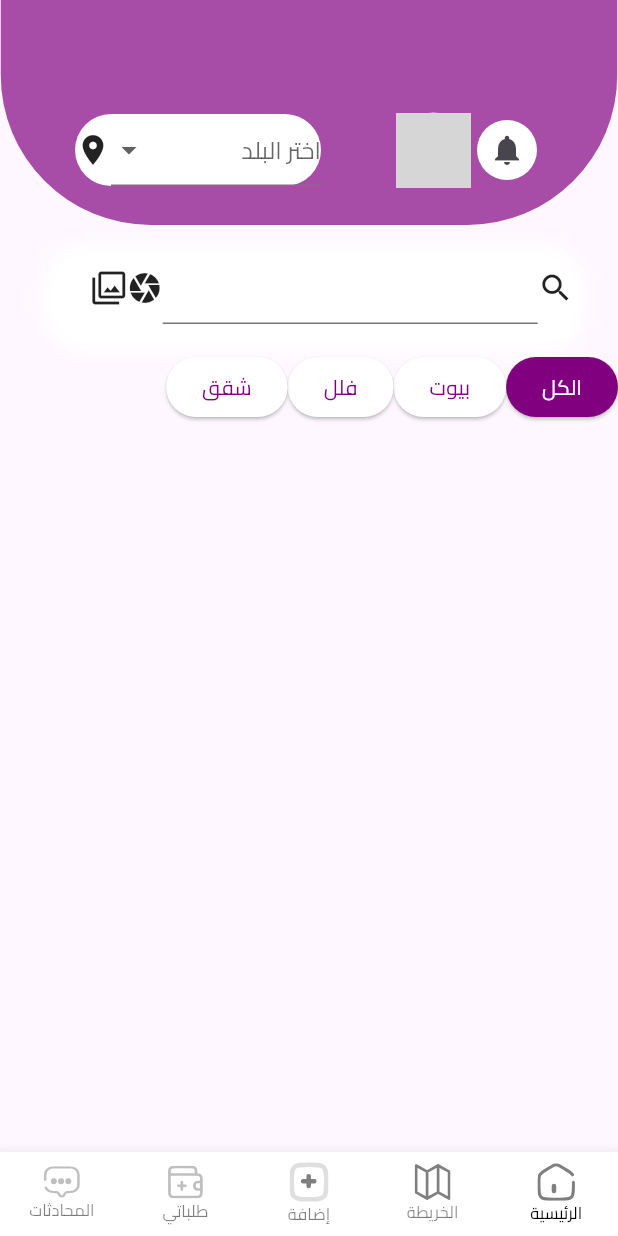
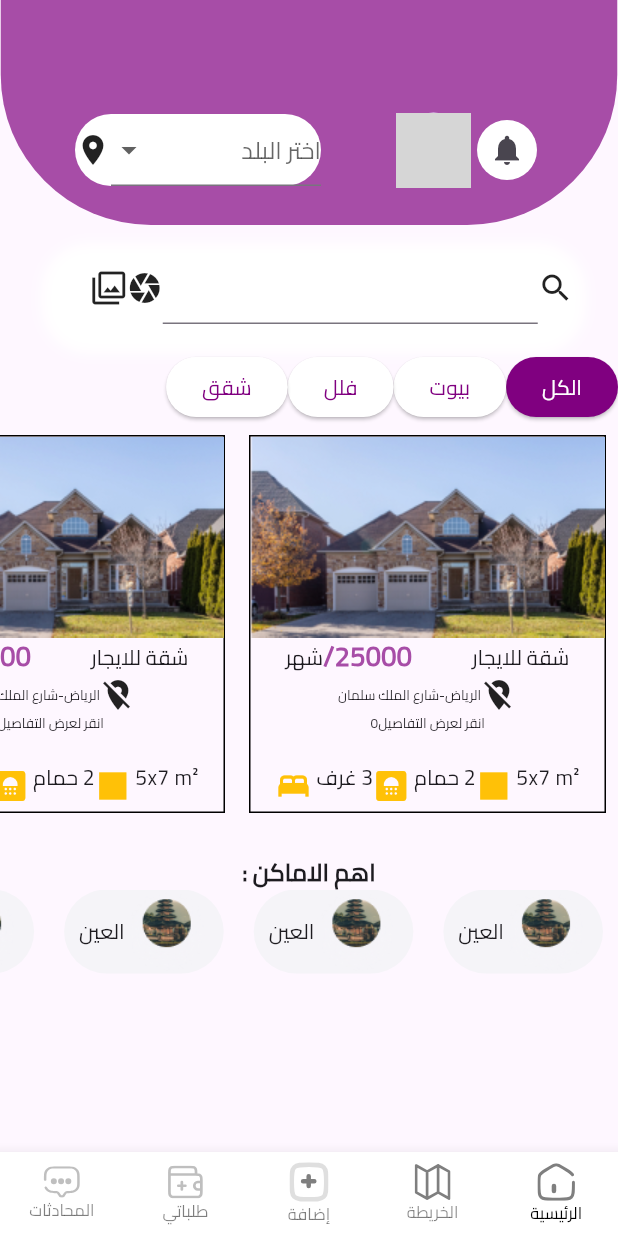
Before and after one commit to AYHM13x/nawy_app, a Flutter app: the screen it shows after launch, on a phone screen of 412 x 824 dp. Run offline on Flutter 3.47's test engine with Material 3 defaults, Android fonts, the phone set to English and light mode, and no system bars; our stand-ins replace dio, flutter_map, flutter_svg, gap, latlong2, modal_progress_hud_nsn; project files that could hold a hidden picture were left out; grey boxes are pictures that could not be loaded.

Commit message:
finish custom row places

```diff
--- a/lib/core/utlis/assets/app_images.dart
+++ b/lib/core/utlis/assets/app_images.dart
@@ -21,4 +21,6 @@ abstract class AppImages {
   static const signin = "$_basePath/log_in.svg";
   static const Sign_up = "$_basePath/Sign_up.svg";
   static const profileheade = "$_basePath/profileheade.svg";
+  static const homeItem = "$_basePath/homeItem.svg";
+  static const MaskGroup = "$_basePath/Mask Group (4).svg";
 }
--- a/lib/core/utlis/assets/font_styles.dart
+++ b/lib/core/utlis/assets/font_styles.dart
@@ -1,6 +1,10 @@
 import 'package:flutter/material.dart';
 
 abstract class FontStyles {
+  static const textStyle9Reg = TextStyle(
+    fontSize: 9,
+    fontWeight: FontWeight.w400,
+  );
   static const textStyle14Reg = TextStyle(
     fontSize: 14,
     fontWeight: FontWeight.w400,
--- a/lib/features/_2_home/presentation/views/bodies/first_page/first_page_body.dart
+++ b/lib/features/_2_home/presentation/views/bodies/first_page/first_page_body.dart
@@ -1,7 +1,10 @@
 import 'package:flutter/material.dart';
 import 'package:nawy_app/core/utlis/assets/app_colors.dart';
+import 'package:nawy_app/core/utlis/assets/font_styles.dart';
+import 'package:nawy_app/features/_2_home/presentation/views/bodies/first_page/widgets/Custom_List_View_Item.dart';
 import 'package:nawy_app/features/_2_home/presentation/views/bodies/first_page/widgets/custom_chose_bottom.dart';
 import 'package:nawy_app/features/_2_home/presentation/views/bodies/first_page/widgets/custom_head.dart';
+import 'package:nawy_app/features/_2_home/presentation/views/bodies/first_page/widgets/custom_places.dart';
 import 'package:nawy_app/features/_2_home/presentation/views/bodies/first_page/widgets/custom_searsh.dart';
 import 'package:nawy_app/features/_3_filter/bodies/filter_view_body.dart';
 import 'package:nawy_app/features/_3_filter/filter_view.dart';
@@ -21,7 +24,16 @@ class FirstPagebody extends StatelessWidget {
         SizedBox(
           height: 10,
         ),
-        customchosebotton()
+        customchosebotton(),
+        CustomListViewItem(),
+        SizedBox(
+          height: 20,
+        ),
+        Text(
+          "اهم الاماكن :",
+          style: FontStyles.textStyle16Bold,
+        ),
+        CustomPlaces()
       ],
     );
   }
--- /dev/null
+++ b/lib/features/_2_home/presentation/views/bodies/first_page/widgets/Custom_List_View_Item.dart
@@ -0,0 +1,50 @@
+import 'package:flutter/material.dart';
+import 'package:flutter_svg/flutter_svg.dart';
+import 'package:nawy_app/core/utlis/assets/app_images.dart';
+import 'package:nawy_app/core/utlis/assets/font_styles.dart';
+import 'package:nawy_app/features/_2_home/presentation/views/bodies/first_page/widgets/Custom%D9%8C_Row_Pecifications.dart';
+import 'package:nawy_app/features/_2_home/presentation/views/bodies/first_page/widgets/custom_Row_item.dart';
+import 'package:nawy_app/features/_2_home/presentation/views/bodies/first_page/widgets/custom_row_street.dart';
+
+class CustomListViewItem extends StatelessWidget {
+  const CustomListViewItem({super.key});
+
+  @override
+  Widget build(BuildContext context) {
+    return Container(
+      width: double.infinity,
+      height: 268,
+      child: ListView.builder(
+        scrollDirection: Axis.horizontal,
+        itemCount: 5,
+        itemBuilder: (context, index) {
+          return Padding(
+            padding: const EdgeInsets.all(8.0),
+            child: Container(
+              decoration: BoxDecoration(border: Border.all()),
+              child: Column(
+                children: [
+                  Image.asset(
+                      "assets/images/dillon-kydd-XGvwt544g8k-unsplash 1.png"),
+                  const customRowitem(),
+                  const customRowStreet(),
+                  const Text(
+                    "انقر لعرض التفاصيل0",
+                    style: FontStyles.textStyle9Reg,
+                  ),
+                  const Divider(
+                    endIndent: 100,
+                    indent: 100,
+                    thickness: 2,
+                    height: 20,
+                  ),
+                  Customspecifications()
+                ],
+              ),
+            ),
+          );
+        },
+      ),
+    );
+  }
+}
--- /dev/null
+++ b/lib/features/_2_home/presentation/views/bodies/first_page/widgets/Customٌ_Row_Pecifications.dart
@@ -0,0 +1,56 @@
+import 'package:flutter/material.dart';
+import 'package:flutter/widgets.dart';
+import 'package:nawy_app/core/utlis/assets/font_styles.dart';
+
+class Customspecifications extends StatelessWidget {
+  const Customspecifications({super.key});
+
+  @override
+  Widget build(BuildContext context) {
+    return const Row(
+      mainAxisAlignment: MainAxisAlignment.spaceBetween,
+      children: [
+        RowWidgetItem(
+          data: "5x7 m²",
+          icon: Icons.square,
+        ),
+        RowWidgetItem(
+          data: "2 حمام",
+          icon: Icons.bathroom,
+        ),
+        RowWidgetItem(
+          data: "3 غرف",
+          icon: Icons.bed,
+        ),
+      ],
+    );
+  }
+}
+
+class RowWidgetItem extends StatelessWidget {
+  const RowWidgetItem({super.key, required this.data, required this.icon});
+  final String data;
+  final IconData icon;
+  @override
+  Widget build(BuildContext context) {
+    return Row(
+      children: [
+        Text(
+          data,
+          style: FontStyles.textStyle14Reg,
+        ),
+        SizedBox(
+          width: 15,
+        ),
+        Container(
+          height: 12,
+          width: 12,
+          child: Icon(
+            icon,
+            color: Colors.amber,
+          ),
+        )
+      ],
+    );
+  }
+}
--- /dev/null
+++ b/lib/features/_2_home/presentation/views/bodies/first_page/widgets/custom_Row_item.dart
@@ -0,0 +1,35 @@
+import 'package:flutter/material.dart';
+import 'package:nawy_app/core/utlis/assets/app_colors.dart';
+import 'package:nawy_app/core/utlis/assets/font_styles.dart';
+
+class customRowitem extends StatelessWidget {
+  const customRowitem({super.key});
+
+  @override
+  Widget build(BuildContext context) {
+    return Row(
+      children: [
+        Text(
+          "شقة للايجار",
+          style: FontStyles.textStyle14Reg,
+        ),
+        SizedBox(
+          width: 40,
+        ),
+        Row(
+          children: [
+            Text(
+              "25000/",
+              style: FontStyles.textStyle18Bold
+                  .copyWith(color: AppColors.pickColor),
+            ),
+            Text(
+              "شهر",
+              style: FontStyles.textStyle14Reg,
+            ),
+          ],
+        ),
+      ],
+    );
+  }
+}
--- /dev/null
+++ b/lib/features/_2_home/presentation/views/bodies/first_page/widgets/custom_places.dart
@@ -0,0 +1,39 @@
+import 'package:flutter/material.dart';
+import 'package:nawy_app/core/utlis/assets/font_styles.dart';
+
+class CustomPlaces extends StatelessWidget {
+  const CustomPlaces({super.key});
+
+  @override
+  Widget build(BuildContext context) {
+    return Container(
+      width: double.infinity,
+      height: 56,
+      child: ListView.builder(
+          scrollDirection: Axis.horizontal,
+          itemCount: 5,
+          itemBuilder: (context, index) {
+            return Padding(
+              padding: const EdgeInsets.only(left: 10, right: 10),
+              child: Container(
+                decoration: BoxDecoration(
+                    color: Color(0xffF5F4F8),
+                    borderRadius: BorderRadius.all(Radius.circular(50))),
+                child: Padding(
+                  padding: const EdgeInsets.only(left: 10, right: 10),
+                  child: Row(
+                    children: [
+                      Image.asset("assets/images/rowplaces.png"),
+                      Text(
+                        "العين",
+                        style: FontStyles.textStyle14Reg,
+                      )
+                    ],
+                  ),
+                ),
+              ),
+            );
+          }),
+    );
+  }
+}
--- /dev/null
+++ b/lib/features/_2_home/presentation/views/bodies/first_page/widgets/custom_row_street.dart
@@ -0,0 +1,20 @@
+import 'package:flutter/material.dart';
+import 'package:nawy_app/core/utlis/assets/font_styles.dart';
+
+class customRowStreet extends StatelessWidget {
+  const customRowStreet({super.key});
+
+  @override
+  Widget build(BuildContext context) {
+    return const Row(
+      mainAxisAlignment: MainAxisAlignment.start,
+      children: [
+        Icon(Icons.location_off),
+        Text(
+          "الرياض-شارع الملك سلمان",
+          style: FontStyles.textStyle9Reg,
+        )
+      ],
+    );
+  }
+}
```
Also changed, not shown: assets/images/dillon-kydd-XGvwt544g8k-unsplash 1.png (added), assets/images/rowplaces.png (added), 2 other files.
